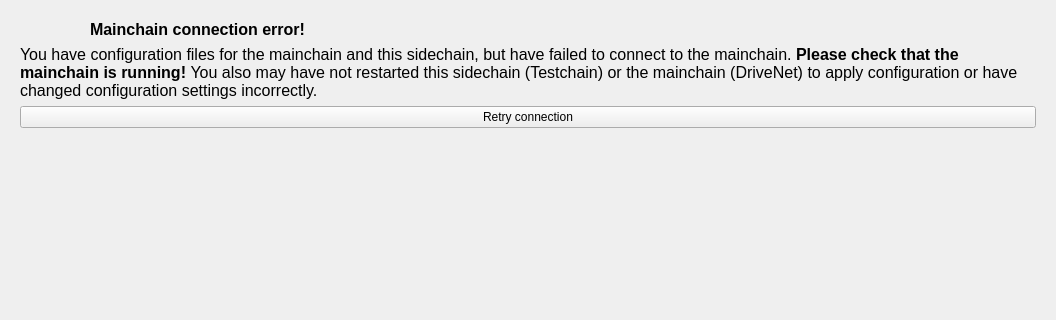
First picture: the form in src/qt/forms/sidechainpage.ui, repository skydogenet/sidechains, before the edit; both pictures show x 0 to 1056 and y 0 to 320 of the 1056 by 581 pixel window.
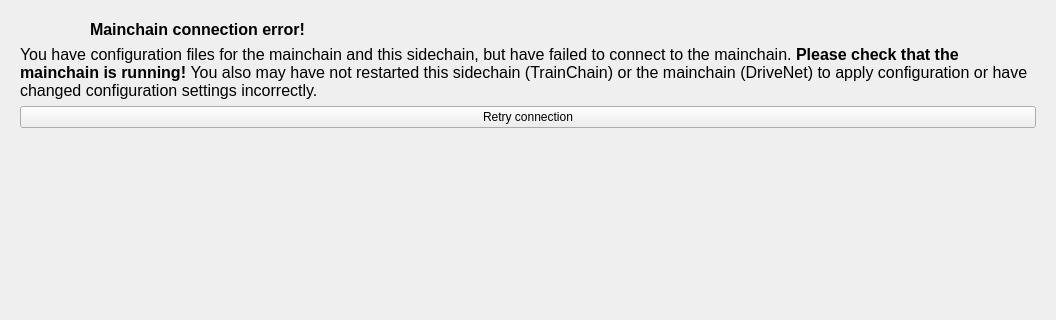
Second picture: the form after the edit. The open tabs and pages were chosen to show the change. Icons and pictures are not drawn. Custom widgets are drawn as their Qt base class.

Patch:
```diff
--- a/src/qt/forms/sidechainpage.ui
+++ b/src/qt/forms/sidechainpage.ui
@@ -1297,7 +1297,7 @@
        <item row="1" column="0" colspan="2">
         <widget class="QLabel" name="label_20">
          <property name="text">
-          <string>&lt;html&gt;&lt;head/&gt;&lt;body&gt;&lt;p&gt;&lt;span style=&quot; font-size:12pt;&quot;&gt;You have configuration files for the mainchain and this sidechain, but have failed to connect to the mainchain. &lt;/span&gt;&lt;span style=&quot; font-size:12pt; font-weight:600;&quot;&gt;Please check that the mainchain is running! &lt;/span&gt;&lt;span style=&quot; font-size:12pt;&quot;&gt;You also may have not restarted this sidechain (Testchain) or the mainchain (DriveNet) to apply configuration or have changed configuration settings incorrectly.&lt;/span&gt;&lt;/p&gt;&lt;/body&gt;&lt;/html&gt;</string>
+          <string>&lt;html&gt;&lt;head/&gt;&lt;body&gt;&lt;p&gt;&lt;span style=&quot; font-size:12pt;&quot;&gt;You have configuration files for the mainchain and this sidechain, but have failed to connect to the mainchain. &lt;/span&gt;&lt;span style=&quot; font-size:12pt; font-weight:600;&quot;&gt;Please check that the mainchain is running! &lt;/span&gt;&lt;span style=&quot; font-size:12pt;&quot;&gt;You also may have not restarted this sidechain (TrainChain) or the mainchain (DriveNet) to apply configuration or have changed configuration settings incorrectly.&lt;/span&gt;&lt;/p&gt;&lt;/body&gt;&lt;/html&gt;</string>
          </property>
          <property name="wordWrap">
           <bool>true</bool>
```
